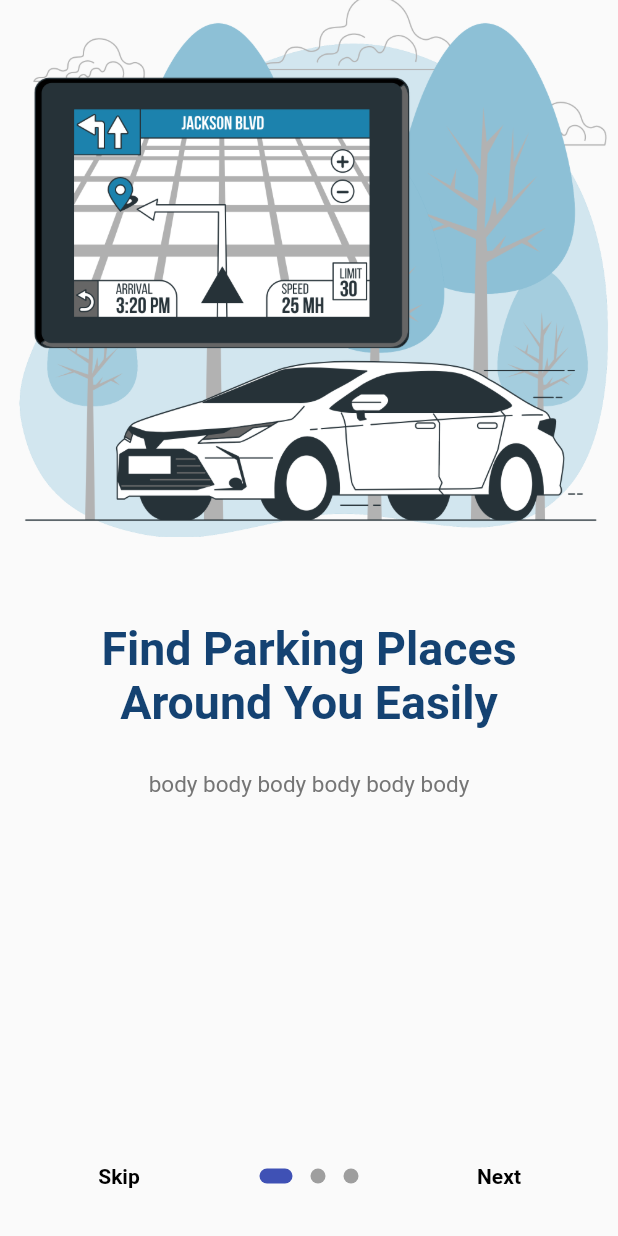
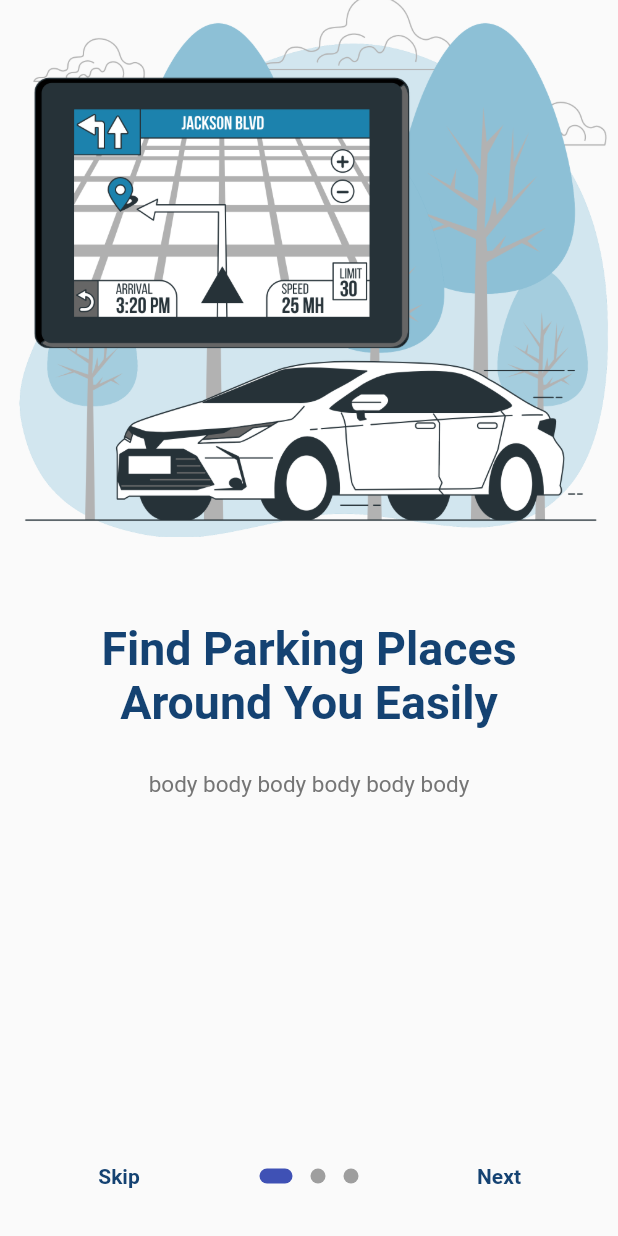
Before and after one commit to OmarAly92/Rakna, a Flutter app: the screen it shows after launch, on a phone screen of 412 x 824 dp. Run offline on Flutter 3.47's test engine with Material 2 defaults, Android fonts, the phone set to English and light mode, and no system bars; drawn by our look-alikes of introduction_screen.

Commit message:
sign in UI updated sign up UI updated *onboarding screen Finish button navigation done Skip button navigation done

```diff
--- a/lib/presentation/screens/onboarding_screen.dart
+++ b/lib/presentation/screens/onboarding_screen.dart
@@ -62,25 +62,32 @@ class _OnBoardingScreenState extends State<OnBoardingScreen> {
         activeShape:
             RoundedRectangleBorder(borderRadius: BorderRadius.circular(24)),
       ),
-      back: const Text(
+      back:  Text(
         "Back",
-        style: TextStyle(color: Colors.black, fontWeight: FontWeight.bold),
+        style: TextStyle(color: widget.titleColor, fontWeight: FontWeight.bold),
       ),
-      skip: const Text(
+      skip:  Text(
         "Skip",
-        style: TextStyle(color: Colors.black, fontWeight: FontWeight.bold),
+        style: TextStyle(color: widget.titleColor, fontWeight: FontWeight.bold),
       ),
 
       /// TODO routes
-      onSkip: () {},
-      next: const Text(
+      onSkip: () {
+        Navigator.pushReplacement(
+            context,
+            MaterialPageRoute(
+              builder: (context) => SignIn(),
+            ));
+
+      },
+      next:  Text(
         "Next",
-        style: TextStyle(color: Colors.black, fontWeight: FontWeight.bold),
+        style: TextStyle(color: widget.titleColor, fontWeight: FontWeight.bold),
       ),
-      done: const Text(
+      done:  Text(
         "Finish",
         style: TextStyle(
-          color: Colors.black,
+          color: widget.titleColor,fontWeight: FontWeight.bold
         ),
       ),
 
--- a/lib/presentation/screens/sign_up_screen.dart
+++ b/lib/presentation/screens/sign_up_screen.dart
@@ -175,15 +175,15 @@ class SignUp extends StatelessWidget {
                                       builder: (context) => const SignIn()));
                             },
                             child: Row(
-                              children: [
-                                const Text(
+                              children: const [
+                                Text(
                                   'Already have an account?',
                                   style: TextStyle(color: Colors.black),
                                 ),
                                 Text(
                                   ' SIGN IN',
                                   style: TextStyle(
-                                    color: color,
+                                    color: Color(0xff144272),
                                     fontWeight: FontWeight.bold,
                                   ),
                                 ),
```
Also changed, not shown: lib/presentation/screens/sign_in_screen.dart (+5 -5 lines).
